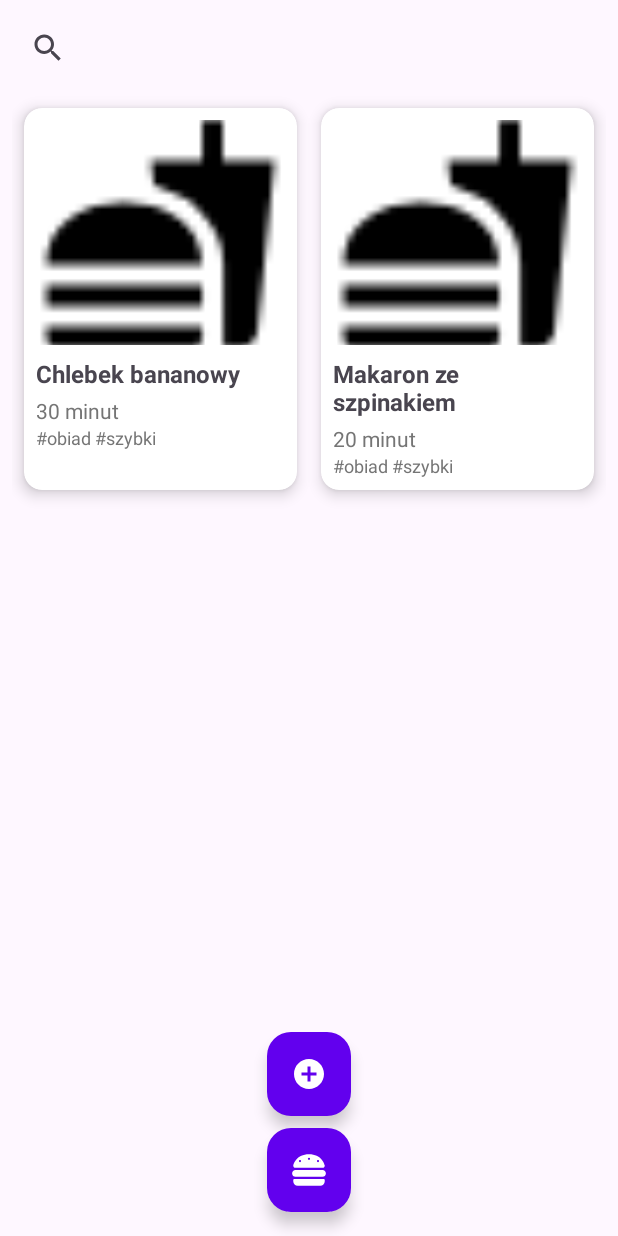
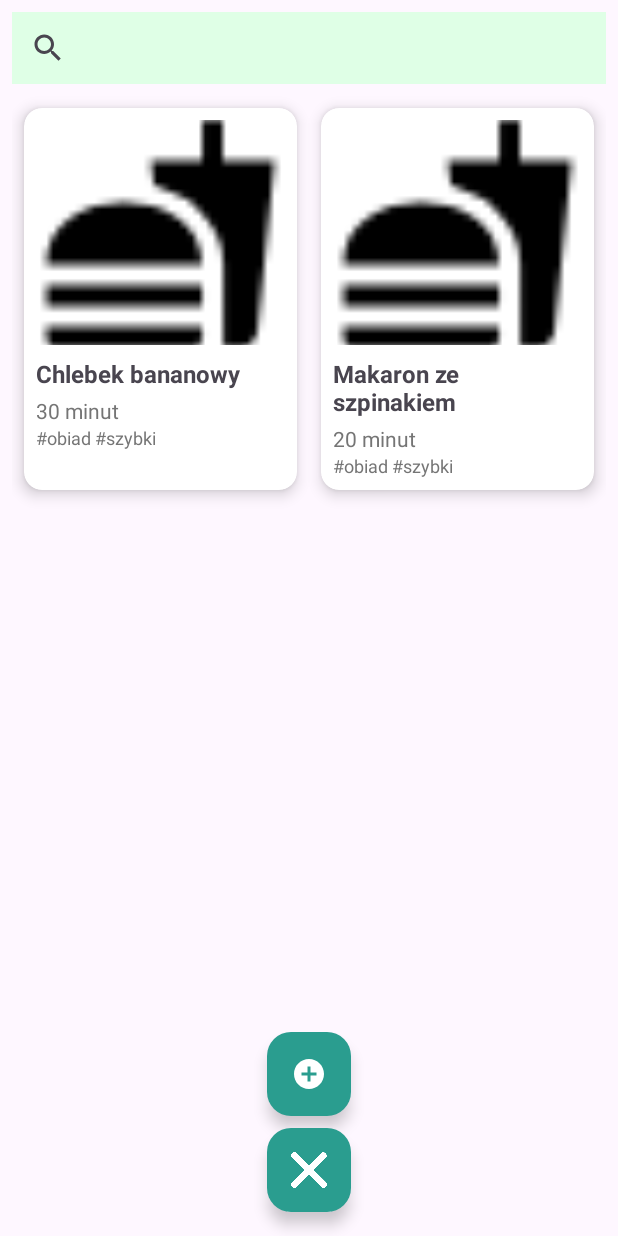
Before and after one commit to Dudziak07/CookMate, an Android app: the screen it shows after launch (RecipesActivity), after a tap on an icon or button, on a phone screen of 412 x 824 dp. Run offline under Robolectric (Android 15) with nearby library versions, the light colour scheme and no system bars; our stand-ins replace Room's generated code.

Commit message:
Poprawa floating button. Dodanie stanu rozwinięcia oraz zwijanie go przy jakiejkolwiek interakcji poza przyciskami.

```diff
--- a/app/src/main/java/com/example/cookmate/view/AddRecipeActivity.java
+++ b/app/src/main/java/com/example/cookmate/view/AddRecipeActivity.java
@@ -41,6 +41,9 @@ public class AddRecipeActivity extends AppCompatActivity {
             });
 
             Toast.makeText(this, "Przepis zapisany!", Toast.LENGTH_SHORT).show();
+
+            // Ustaw wynik OK i zakończ aktywność
+            setResult(RESULT_OK);
             finish();
         });
     }
--- a/app/src/main/java/com/example/cookmate/view/RecipesActivity.java
+++ b/app/src/main/java/com/example/cookmate/view/RecipesActivity.java
@@ -3,8 +3,10 @@ package com.example.cookmate.view;
 import android.content.Intent;
 import android.os.Bundle;
 import android.util.Log;
+import android.view.MotionEvent;
 import android.view.View;
 
+import androidx.annotation.NonNull;
 import androidx.appcompat.widget.SearchView; // Dodaj import SearchView
 import androidx.appcompat.app.AppCompatActivity;
 import androidx.recyclerview.widget.GridLayoutManager;
@@ -24,11 +26,45 @@ public class RecipesActivity extends AppCompatActivity {
     private RecyclerView recyclerView;
     private RecipesAdapter adapter;
     private List<Recipe> recipes;
+    private boolean isFabOpen = false; // Śledzi, czy FAB jest otwarty
 
     @Override
     protected void onCreate(Bundle savedInstanceState) {
         super.onCreate(savedInstanceState);
         setContentView(R.layout.activity_recipes);
+
+        // Znajdź elementy FAB
+        FloatingActionButton fabMain = findViewById(R.id.fab_main);
+        FloatingActionButton fabAddRecipe = findViewById(R.id.fab_add_recipe);
+
+        // Listener głównego przycisku hamburgera
+        fabMain.setOnClickListener(v -> {
+            if (isFabOpen) {
+                // Zamknij FAB i zmień ikonę na burger_menu
+                fabAddRecipe.setVisibility(View.GONE);
+                fabMain.setImageResource(R.drawable.burger_menu); // Ustaw ikonę burger_menu
+                isFabOpen = false;
+            } else {
+                // Otwórz FAB i zmień ikonę na cross
+                fabAddRecipe.setVisibility(View.VISIBLE);
+                fabMain.setImageResource(R.drawable.cross); // Ustaw ikonę cross
+                isFabOpen = true;
+            }
+        });
+
+        // Obsługa kliknięć poza przyciskami
+        View mainLayout = findViewById(R.id.main_layout); // Zmieniamy ID głównego layoutu
+        mainLayout.setOnClickListener(v -> {
+            if (fabAddRecipe.getVisibility() == View.VISIBLE) {
+                fabAddRecipe.setVisibility(View.GONE); // Zamknij menu
+            }
+        });
+
+        // Listener przycisku dodawania przepisu
+        fabAddRecipe.setOnClickListener(v -> {
+            Intent intent = new Intent(this, AddRecipeActivity.class);
+            startActivityForResult(intent, 1);
+        });
 
         // Znajdź SwipeRefreshLayout
         SwipeRefreshLayout swipeRefreshLayout = findViewById(R.id.swipe_refresh_layout);
@@ -42,6 +78,11 @@ public class RecipesActivity extends AppCompatActivity {
                     recipes.addAll(dbRecipes);
                     adapter.notifyDataSetChanged();
                     swipeRefreshLayout.setRefreshing(false); // Zatrzymaj animację odświeżania
+
+                    // Zamknij FAB i zmień ikonę
+                    fabAddRecipe.setVisibility(View.GONE);
+                    fabMain.setImageResource(R.drawable.burger_menu);
+                    isFabOpen = false;
                 });
             });
         });
@@ -53,7 +94,7 @@ public class RecipesActivity extends AppCompatActivity {
 
         // Inicjalizacja listy przepisów
         recipes = new ArrayList<>();
-        adapter = new RecipesAdapter(recipes);
+        adapter = new RecipesAdapter(this, recipes);
         recyclerView.setAdapter(adapter);
 
         Executors.newSingleThreadExecutor().execute(() -> {
@@ -114,20 +155,18 @@ public class RecipesActivity extends AppCompatActivity {
             }
         });
 
-        FloatingActionButton fabMain = findViewById(R.id.fab_main);
-        FloatingActionButton fabAddRecipe = findViewById(R.id.fab_add_recipe);
-
-        fabMain.setOnClickListener(v -> {
-            if (fabAddRecipe.getVisibility() == View.GONE) {
-                fabAddRecipe.setVisibility(View.VISIBLE);
-            } else {
-                fabAddRecipe.setVisibility(View.GONE);
+        searchView.setOnQueryTextFocusChangeListener((v, hasFocus) -> {
+            if (hasFocus) {
+                closeFab(); // Zamknij rozwinięty FAB
             }
         });
 
-        fabAddRecipe.setOnClickListener(v -> {
-            Intent intent = new Intent(this, AddRecipeActivity.class);
-            startActivity(intent);
+        recyclerView.addOnScrollListener(new RecyclerView.OnScrollListener() {
+            @Override
+            public void onScrolled(@NonNull RecyclerView recyclerView, int dx, int dy) {
+                super.onScrolled(recyclerView, dx, dy);
+                closeFab(); // Zamknij rozwinięty FAB
+            }
         });
     }
 
@@ -144,4 +183,35 @@ public class RecipesActivity extends AppCompatActivity {
             });
         });
     }
+
+    @Override
+    protected void onActivityResult(int requestCode, int resultCode, Intent data) {
+        super.onActivityResult(requestCode, resultCode, data);
+
+        if (requestCode == 1 && resultCode == RESULT_OK) {
+            // Odśwież listę przepisów
+            Executors.newSingleThreadExecutor().execute(() -> {
+                List<Recipe> dbRecipes = AppDatabase.getInstance(this).recipeDao().getAllRecipes();
+                runOnUiThread(() -> {
+                    recipes.clear();
+                    recipes.addAll(dbRecipes);
+                    adapter.notifyDataSetChanged();
+                });
+            });
+
+            // Zamknij hamburger, jeśli jest otwarty
+            FloatingActionButton fabAddRecipe = findViewById(R.id.fab_add_recipe);
+            fabAddRecipe.setVisibility(View.GONE);
+        }
+    }
+
+    public void closeFab() {
+        FloatingActionButton fabMain = findViewById(R.id.fab_main);
+        FloatingActionButton fabAddRecipe = findViewById(R.id.fab_add_recipe);
+        if (isFabOpen) {
+            fabAddRecipe.setVisibility(View.GONE);
+            fabMain.setImageResource(R.drawable.burger_menu); // Zmień ikonę na burger_menu
+            isFabOpen = false;
+        }
+    }
 }
--- a/app/src/main/java/com/example/cookmate/view/RecipesAdapter.java
+++ b/app/src/main/java/com/example/cookmate/view/RecipesAdapter.java
@@ -1,5 +1,6 @@
 package com.example.cookmate.view;
 
+import android.content.Context;
 import android.content.Intent;
 import android.util.Log;
 import android.view.LayoutInflater;
@@ -22,8 +23,10 @@ import java.util.List;
 public class RecipesAdapter extends RecyclerView.Adapter<RecipesAdapter.RecipeViewHolder> {
     private List<Recipe> recipes;
     private List<Recipe> originalRecipes;
+    private Context context;
 
-    public RecipesAdapter(List<Recipe> recipes) {
+    public RecipesAdapter(Context context, List<Recipe> recipes) {
+        this.context = context;
         this.recipes = recipes;
         this.originalRecipes = new ArrayList<>(recipes);
     }
@@ -51,6 +54,15 @@ public class RecipesAdapter extends RecyclerView.Adapter<RecipesAdapter.RecipeVi
             Intent intent = new Intent(v.getContext(), RecipeDetailsActivity.class);
             intent.putExtra("RECIPE_ID", recipe.getId());
             v.getContext().startActivity(intent);
+        });
+
+        holder.itemView.setOnClickListener(v -> {
+            if (context instanceof RecipesActivity) {
+                ((RecipesActivity) context).closeFab(); // Wywołanie metody zamykającej FAB
+            }
+            Intent intent = new Intent(context, RecipeDetailsActivity.class);
+            intent.putExtra("RECIPE_ID", recipe.getId());
+            context.startActivity(intent);
         });
     }
 
--- a/app/src/main/res/layout/activity_recipes.xml
+++ b/app/src/main/res/layout/activity_recipes.xml
@@ -8,6 +8,7 @@
     tools:context=".view.RecipesActivity">
 
     <androidx.constraintlayout.widget.ConstraintLayout
+        android:id="@+id/main_layout"
         android:layout_width="match_parent"
         android:layout_height="match_parent">
 
@@ -16,7 +17,7 @@
             android:id="@+id/search_view"
             android:layout_width="0dp"
             android:layout_height="wrap_content"
-            android:background="?attr/colorSurface"
+            android:background="@color/primary1"
             android:iconifiedByDefault="false"
             android:queryHint="Szukaj przepisów..."
             app:layout_constraintTop_toTopOf="parent"
@@ -42,7 +43,7 @@
             android:layout_height="wrap_content"
             app:srcCompat="@drawable/burger_menu"
             app:tint="@android:color/white"
-            app:backgroundTint="@color/purple_500"
+            app:backgroundTint="@color/primary_buttons"
             app:layout_constraintBottom_toBottomOf="parent"
             app:layout_constraintStart_toStartOf="parent"
             app:layout_constraintEnd_toEndOf="parent"
@@ -55,7 +56,7 @@
             android:layout_height="wrap_content"
             app:srcCompat="@drawable/ic_add"
             app:tint="@android:color/white"
-            app:backgroundTint="@color/purple_500"
+            app:backgroundTint="@color/primary_buttons"
             android:visibility="gone"
             app:layout_constraintBottom_toBottomOf="parent"
             app:layout_constraintStart_toStartOf="parent"
--- a/app/src/main/res/values/colors.xml
+++ b/app/src/main/res/values/colors.xml
@@ -4,5 +4,7 @@
     <color name="white">#FFFFFFFF</color>
 
     <color name="purple_500">#6200EE</color>
+    <color name="primary_buttons">#2A9D8F</color>
+    <color name="primary1">#DFFFE6</color>
 
 </resources>
```
Also changed, not shown: app/src/main/res/drawable/cross.png (added), app/src/main/res/drawable/reload.png (deleted).
